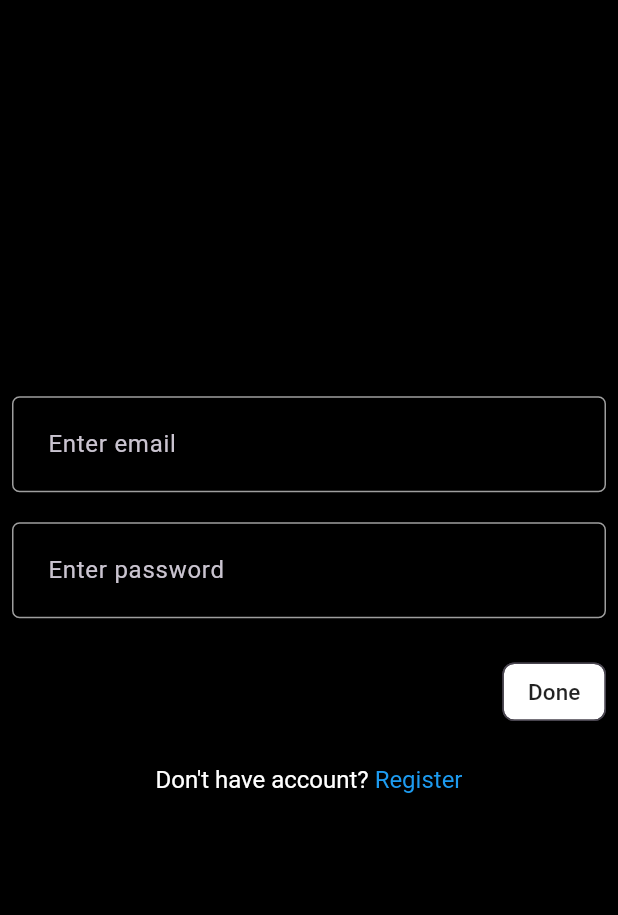
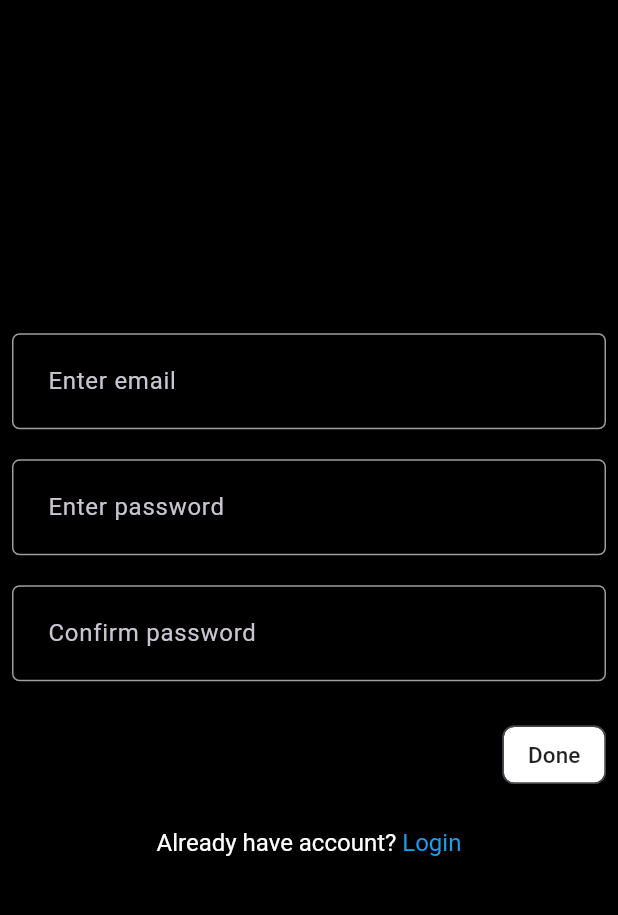
Before and after one commit to sandeepdewangan/flutter-twitter-clone, a Flutter app: the screen it shows after launch, on a phone screen of 412 x 824 dp, the part 65-980 px from its top. Run offline on Flutter 3.47's test engine with Material 3 defaults, Android fonts, the phone set to English and light mode, and no system bars; our stand-ins replace appwrite, flutter_riverpod, flutter_svg, fpdart.

```diff
--- a/lib/features/auth/controller/auth_controller.dart
+++ b/lib/features/auth/controller/auth_controller.dart
@@ -1,3 +1,4 @@
+import 'package:appwrite/models.dart';
 import 'package:flutter/material.dart';
 import 'package:flutter_riverpod/flutter_riverpod.dart';
 import 'package:twitter_clone/apis/auth_api.dart';
@@ -11,9 +12,20 @@ final authControllerProvider = StateNotifierProvider<AuthController, bool>((
   return AuthController(authAPI: ref.watch(authAPIProvider));
 });
 
+// Future provider for current user account
+// FutureBuilder, when() provides with three main properties, data, error and loading.
+final currentUserAccountProvider = FutureProvider((ref) {
+  final authController = ref.watch(authControllerProvider.notifier);
+  return authController.getCurrentUser();
+});
+
 class AuthController extends StateNotifier<bool> {
   final AuthAPI authAPI;
   AuthController({required this.authAPI}) : super(false);
+
+  Future<User?> getCurrentUser() {
+    return authAPI.currentUserAccount();
+  }
 
   void register({
     required String email,
--- a/lib/features/home/views/home_view.dart
+++ b/lib/features/home/views/home_view.dart
@@ -7,6 +7,6 @@ class HomeView extends ConsumerWidget {
 
   @override
   Widget build(BuildContext context, WidgetRef ref) {
-    return Scaffold();
+    return Scaffold(body: Text("Home"));
   }
 }
--- a/lib/main.dart
+++ b/lib/main.dart
@@ -1,22 +1,38 @@
 import 'package:flutter/material.dart';
 import 'package:flutter_riverpod/flutter_riverpod.dart';
+import 'package:twitter_clone/commons/error_page.dart';
+import 'package:twitter_clone/commons/loading.dart';
+import 'package:twitter_clone/features/auth/controller/auth_controller.dart';
 import 'package:twitter_clone/features/auth/views/login_view.dart';
+import 'package:twitter_clone/features/auth/views/register_view.dart';
+import 'package:twitter_clone/features/home/views/home_view.dart';
 import 'package:twitter_clone/theme/app_theme.dart';
 
 void main() {
   runApp(const ProviderScope(child: MyApp()));
 }
 
-class MyApp extends StatelessWidget {
+class MyApp extends ConsumerWidget {
   const MyApp({super.key});
 
   // This widget is the root of your application.
   @override
-  Widget build(BuildContext context) {
+  Widget build(BuildContext context, WidgetRef ref) {
     return MaterialApp(
       title: 'Flutter Demo',
       theme: AppTheme.theme,
-      home: const LoginView(),
+      home: ref
+          .watch(currentUserAccountProvider)
+          .when(
+            data: (user) {
+              if (user != null) {
+                return const HomeView();
+              }
+              return const RegisterView();
+            },
+            error: (error, st) => ErrorPage(message: error.toString()),
+            loading: () => Scaffold(body: Loading()),
+          ),
     );
   }
 }
```
Also changed, not shown: lib/apis/auth_api.dart (+9 -0 lines), lib/commons/error_page.dart (added, +13 -0 lines).
